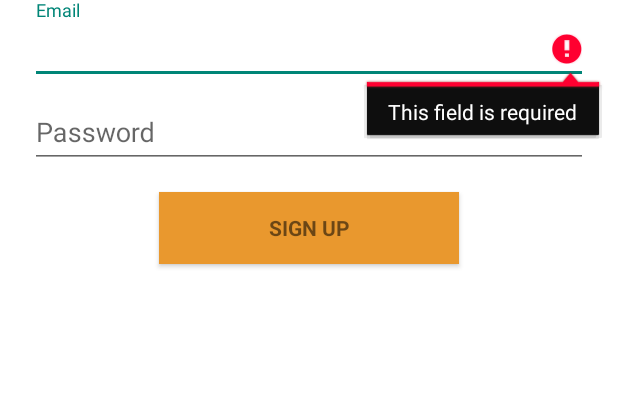
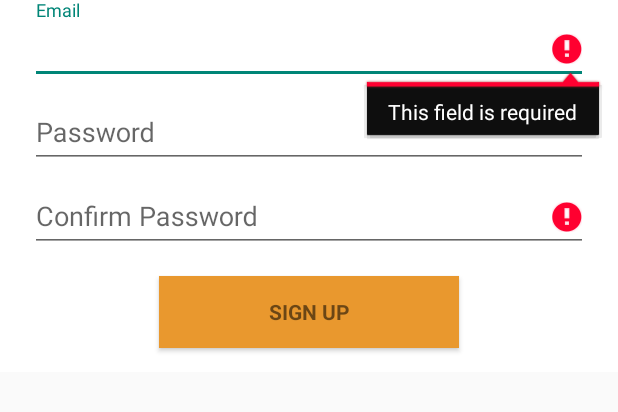
Before and after one commit to kaanozgen12/HoneyBadgersApp, an Android app: the CreateAccount screen opened directly, with no data from a screen before it, after a tap on "SIGN UP", on a phone screen of 412 x 824 dp, the part 537-949 px from its top. Run offline under Robolectric (Android 15) with nearby library versions, the phone set to English and light mode, and no system bars.

```diff
--- a/app/src/main/java/honeybadgersapp/honeybadgers/Activities/CreateAccount.java
+++ b/app/src/main/java/honeybadgersapp/honeybadgers/Activities/CreateAccount.java
@@ -37,6 +37,7 @@ public class CreateAccount extends AppCompatActivity {
     // UI references.
     private AutoCompleteTextView mEmailView;
     private EditText mPasswordView;
+    private EditText mPasswordConfirmView;
 
 
     @Override
@@ -53,6 +54,7 @@ public class CreateAccount extends AppCompatActivity {
                 WindowManager.LayoutParams.SOFT_INPUT_STATE_ALWAYS_HIDDEN);
 
         mPasswordView = (EditText) findViewById(R.id.password_account_create);
+        mPasswordConfirmView  = findViewById(R.id.password_account_create_retype);
 
         Button mEmailSignUpButton = (Button) findViewById(R.id.email_sign_up_button);
         mEmailSignUpButton.setOnClickListener(new OnClickListener() {
@@ -66,6 +68,8 @@ public class CreateAccount extends AppCompatActivity {
         mEmailView.startAnimation(textanimation);
         mPasswordView.setAnimation(textanimation);
         mPasswordView.startAnimation(textanimation);
+        mPasswordConfirmView.setAnimation(textanimation);
+        mPasswordConfirmView.startAnimation(textanimation);
         mEmailSignUpButton.setAnimation(textanimation);
         mEmailSignUpButton.startAnimation(textanimation);
 
@@ -89,6 +93,7 @@ public class CreateAccount extends AppCompatActivity {
         // Store values at the time of the login attempt.
         String email = mEmailView.getText().toString();
         String password = mPasswordView.getText().toString();
+        String passwordConfirm = mPasswordConfirmView.getText().toString();
 
         boolean cancel = false;
         View focusView = null;
@@ -97,6 +102,11 @@ public class CreateAccount extends AppCompatActivity {
         if (!TextUtils.isEmpty(password) && !isPasswordValid(password)) {
             mPasswordView.setError(getString(R.string.error_invalid_password));
             focusView = mPasswordView;
+            cancel = true;
+        }
+        if (TextUtils.isEmpty(passwordConfirm) || !passwordConfirm.equals(password)) {
+            mPasswordConfirmView.setError(getString(R.string.error_password_mismatch));
+            focusView = mPasswordConfirmView;
             cancel = true;
         }
 
--- a/app/src/main/java/honeybadgersapp/honeybadgers/Activities/DashBoard.java
+++ b/app/src/main/java/honeybadgersapp/honeybadgers/Activities/DashBoard.java
@@ -42,6 +42,7 @@ public class DashBoard extends AppCompatActivity implements NavigationView.OnNav
         setNavigationViewListener();
         mToggle = new ActionBarDrawerToggle(this,mDrawerlayout,R.string.Open,R.string.Close);
         mDrawerlayout.addDrawerListener(mToggle);
+        mDrawerlayout.setDrawerLockMode(DrawerLayout.LOCK_MODE_LOCKED_CLOSED);
         mToggle.syncState();
         mToolbar = findViewById(R.id.action_toolbar);
         setSupportActionBar(mToolbar);
--- a/app/src/main/java/honeybadgersapp/honeybadgers/Activities/LoginActivity.java
+++ b/app/src/main/java/honeybadgersapp/honeybadgers/Activities/LoginActivity.java
@@ -144,7 +144,6 @@ public class LoginActivity extends AppCompatActivity implements LoaderCallbacks<
             public void run() {
                 Intent intent = new Intent(getApplicationContext(),CreateAccount.class);
                 startActivity(intent);
-                finish();
                 super.run();
             }
         };
--- a/app/src/main/res/layout/compact_project_object.xml
+++ b/app/src/main/res/layout/compact_project_object.xml
@@ -16,7 +16,7 @@
     <RelativeLayout
         android:layout_width="match_parent"
         android:layout_height="150dip"
-        android:background="#d4d3d3"
+        android:background="#efefef"
         >
         <TextView
             android:layout_width="match_parent"
--- a/app/src/main/res/layout/create_account.xml
+++ b/app/src/main/res/layout/create_account.xml
@@ -1,6 +1,11 @@
 <?xml version="1.0" encoding="utf-8"?>
-<RelativeLayout xmlns:android="http://schemas.android.com/apk/res/android"
-    xmlns:tools="http://schemas.android.com/tools"
+
+<ScrollView
+    android:layout_height="wrap_content"
+    android:layout_width="wrap_content"
+    xmlns:android="http://schemas.android.com/apk/res/android"
+    xmlns:tools="http://schemas.android.com/tools">
+    <RelativeLayout
         android:layout_width="match_parent"
         android:layout_height="match_parent"
         android:gravity="center_horizontal"
@@ -74,6 +79,23 @@
                     android:singleLine="true" />
 
             </android.support.design.widget.TextInputLayout>
+            <android.support.design.widget.TextInputLayout
+                android:layout_width="match_parent"
+                android:layout_height="wrap_content"
+                >
+
+                <EditText
+                    android:id="@+id/password_account_create_retype"
+                    android:layout_width="match_parent"
+                    android:layout_height="wrap_content"
+                    android:layout_marginStart="20dip"
+                    android:layout_marginEnd="20dip"
+                    android:hint="@string/confirm_password"
+                    android:inputType="textPassword"
+                    android:maxLines="1"
+                    android:singleLine="true" />
+
+            </android.support.design.widget.TextInputLayout>
 
             <Button
                 android:id="@+id/email_sign_up_button"
@@ -81,6 +103,7 @@
                 android:layout_width="200dip"
                 android:layout_height="wrap_content"
                 android:layout_marginTop="16dp"
+                android:layout_marginBottom="16dip"
                 android:layout_gravity="center"
                 android:background="#e9982e"
                 android:text="@string/sign_up"
@@ -88,3 +111,5 @@
         </LinearLayout>
 
     </RelativeLayout>
+
+</ScrollView>
--- a/app/src/main/res/values/strings.xml
+++ b/app/src/main/res/values/strings.xml
@@ -8,14 +8,14 @@
     <string name="action_sign_in_short">Sign in</string>
     <string name="error_invalid_email">This email address is invalid</string>
     <string name="error_invalid_password">This password is too short</string>
+    <string name="error_password_mismatch">Passwords you entered don\'t match</string>
     <string name="error_incorrect_password">This password is incorrect</string>
     <string name="error_field_required">This field is required</string>
-    <string name="permission_rationale">"Contacts permissions are needed for providing email
-        completions."
-    </string>
+    <string name="permission_rationale">"Contacts permissions are needed for providing email completions."</string>
     <string name="title_activity_dash_board">DashBoard</string>
     <string name="Open">Open</string>
     <string name="Close">Close</string>
     <string name="create_new_honey_badgers_account">CREATE NEW HONEY BADGERS ACCOUNT</string>
     <string name="sign_up">Sign Up</string>
+    <string name="confirm_password">Confirm Password</string>
 </resources>
```
Lines whose indentation alone changed are shown as unchanged.
